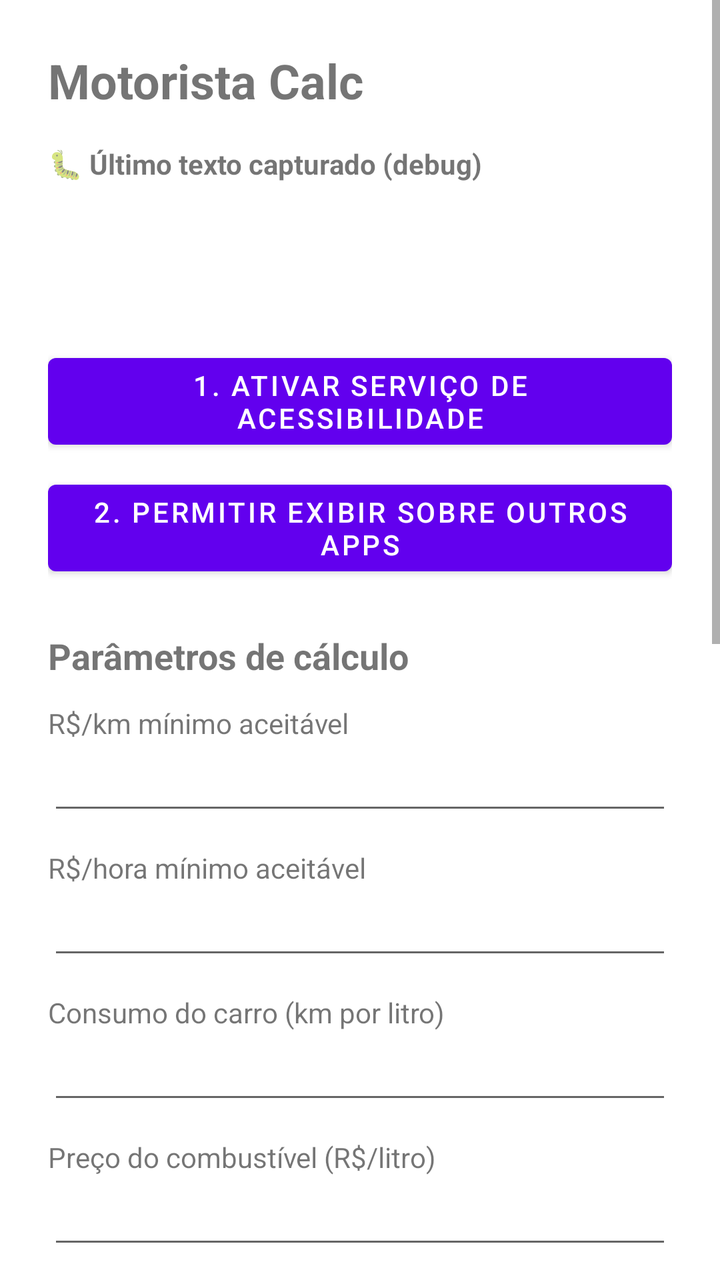
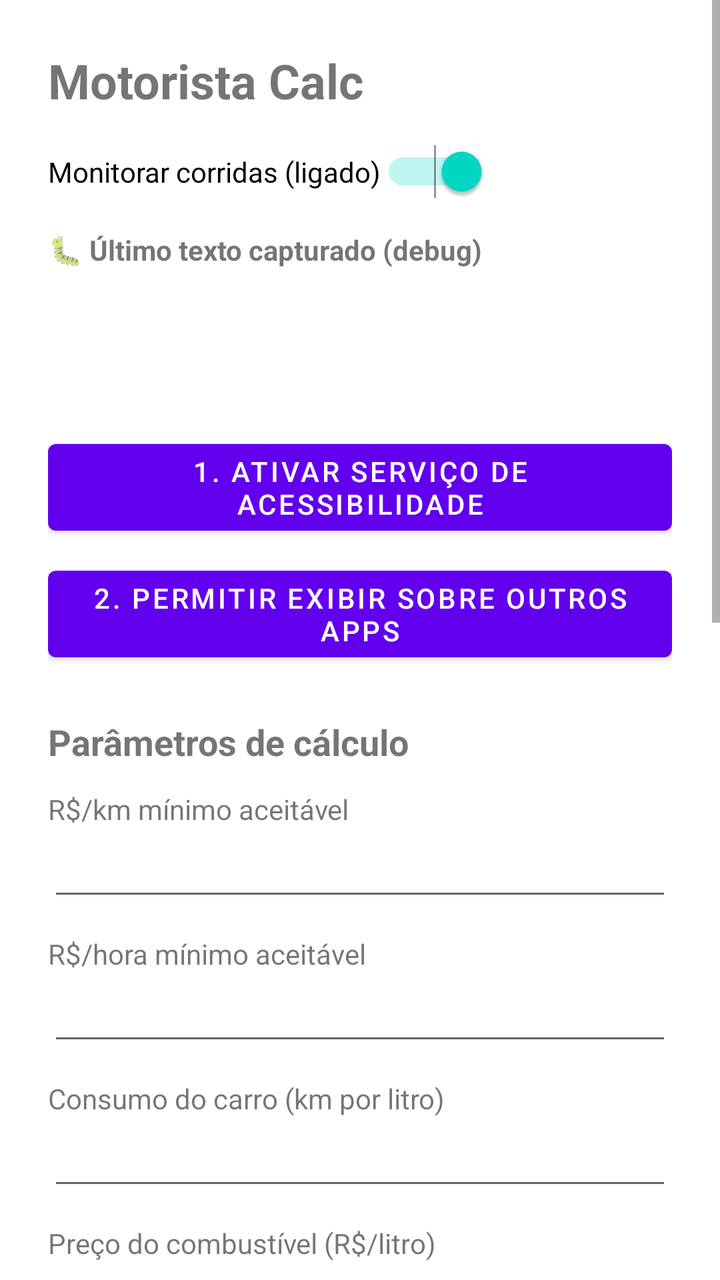

An Android layout rendered at two revisions. The XML below is the earlier revision; the diff shows what the commit changed to produce the second picture.
<!-- AndroidManifest.xml: application theme Theme.MaterialComponents.DayNight.NoActionBar -->
<!-- res/layout/activity_main.xml -->
<?xml version="1.0" encoding="utf-8"?>
<ScrollView xmlns:android="http://schemas.android.com/apk/res/android"
    android:layout_width="match_parent"
    android:layout_height="match_parent">

    <LinearLayout
        android:layout_width="match_parent"
        android:layout_height="wrap_content"
        android:orientation="vertical"
        android:padding="24dp">

        <TextView
            android:layout_width="wrap_content"
            android:layout_height="wrap_content"
            android:text="Motorista Calc"
            android:textSize="24sp"
            android:textStyle="bold"
            android:layout_marginBottom="16dp" />

        <TextView
            android:layout_width="wrap_content"
            android:layout_height="wrap_content"
            android:text="🐛 Último texto capturado (debug)"
            android:textStyle="bold" />

        <TextView
            android:id="@+id/txtDebug"
            android:layout_width="match_parent"
            android:layout_height="wrap_content"
            android:layout_marginTop="8dp"
            android:layout_marginBottom="24dp"
            android:textIsSelectable="true"
            android:fontFamily="monospace"
            android:textSize="11sp" />

        <TextView
            android:id="@+id/txtStatus"
            android:layout_width="match_parent"
            android:layout_height="wrap_content"
            android:layout_marginBottom="16dp" />

        <Button
            android:id="@+id/btnAtivarAcessibilidade"
            android:layout_width="match_parent"
            android:layout_height="wrap_content"
            android:text="1. Ativar serviço de acessibilidade" />

        <Button
            android:id="@+id/btnPermitirOverlay"
            android:layout_width="match_parent"
            android:layout_height="wrap_content"
            android:layout_marginTop="8dp"
            android:text="2. Permitir exibir sobre outros apps" />

        <TextView
            android:layout_width="wrap_content"
            android:layout_height="wrap_content"
            android:layout_marginTop="24dp"
            android:text="Parâmetros de cálculo"
            android:textSize="18sp"
            android:textStyle="bold" />

        <TextView
            android:layout_width="wrap_content"
            android:layout_height="wrap_content"
            android:layout_marginTop="12dp"
            android:text="R$/km mínimo aceitável" />
        <EditText
            android:id="@+id/edtMinKm"
            android:layout_width="match_parent"
            android:layout_height="wrap_content"
            android:inputType="numberDecimal" />

        <TextView
            android:layout_width="wrap_content"
            android:layout_height="wrap_content"
            android:layout_marginTop="12dp"
            android:text="R$/hora mínimo aceitável" />
        <EditText
            android:id="@+id/edtMinHora"
            android:layout_width="match_parent"
            android:layout_height="wrap_content"
            android:inputType="numberDecimal" />

        <TextView
            android:layout_width="wrap_content"
            android:layout_height="wrap_content"
            android:layout_marginTop="12dp"
            android:text="Consumo do carro (km por litro)" />
        <EditText
            android:id="@+id/edtConsumo"
            android:layout_width="match_parent"
            android:layout_height="wrap_content"
            android:inputType="numberDecimal" />

        <TextView
            android:layout_width="wrap_content"
            android:layout_height="wrap_content"
            android:layout_marginTop="12dp"
            android:text="Preço do combustível (R$/litro)" />
        <EditText
            android:id="@+id/edtPrecoCombustivel"
            android:layout_width="match_parent"
            android:layout_height="wrap_content"
            android:inputType="numberDecimal" />

        <TextView
            android:layout_width="wrap_content"
            android:layout_height="wrap_content"
            android:layout_marginTop="24dp"
            android:text="Custos fixos mensais"
            android:textSize="18sp"
            android:textStyle="bold" />

        <TextView
            android:layout_width="wrap_content"
            android:layout_height="wrap_content"
            android:layout_marginTop="12dp"
            android:text="Financiamento do carro (R$/mês)" />
        <EditText
            android:id="@+id/edtFinanciamento"
            android:layout_width="match_parent"
            android:layout_height="wrap_content"
            android:inputType="numberDecimal" />

        <TextView
            android:layout_width="wrap_content"
            android:layout_height="wrap_content"
            android:layout_marginTop="12dp"
            android:text="Seguro do carro (R$/mês)" />
        <EditText
            android:id="@+id/edtSeguro"
            android:layout_width="match_parent"
            android:layout_height="wrap_content"
            android:inputType="numberDecimal" />

        <TextView
            android:layout_width="wrap_content"
            android:layout_height="wrap_content"
            android:layout_marginTop="12dp"
            android:text="IPVA (R$/ano)" />
        <EditText
            android:id="@+id/edtIpva"
            android:layout_width="match_parent"
            android:layout_height="wrap_content"
            android:inputType="numberDecimal" />

        <TextView
            android:layout_width="wrap_content"
            android:layout_height="wrap_content"
            android:layout_marginTop="12dp"
            android:text="Licenciamento (R$/ano)" />
        <EditText
            android:id="@+id/edtLicenciamento"
            android:layout_width="match_parent"
            android:layout_height="wrap_content"
            android:inputType="numberDecimal" />

        <TextView
            android:layout_width="wrap_content"
            android:layout_height="wrap_content"
            android:layout_marginTop="12dp"
            android:text="Manutenção programada (R$/mês)" />
        <EditText
            android:id="@+id/edtManutencao"
            android:layout_width="match_parent"
            android:layout_height="wrap_content"
            android:inputType="numberDecimal" />

        <TextView
            android:layout_width="wrap_content"
            android:layout_height="wrap_content"
            android:layout_marginTop="12dp"
            android:text="Suas contas pessoais (R$/mês)" />
        <EditText
            android:id="@+id/edtContasPessoais"
            android:layout_width="match_parent"
            android:layout_height="wrap_content"
            android:inputType="numberDecimal" />

        <TextView
            android:layout_width="wrap_content"
            android:layout_height="wrap_content"
            android:layout_marginTop="12dp"
            android:text="Quantos km você roda por mês (em média)" />
        <EditText
            android:id="@+id/edtKmMes"
            android:layout_width="match_parent"
            android:layout_height="wrap_content"
            android:inputType="numberDecimal" />

        <Button
            android:id="@+id/btnSalvar"
            android:layout_width="match_parent"
            android:layout_height="wrap_content"
            android:layout_marginTop="16dp"
            android:text="Salvar configurações" />

    </LinearLayout>
</ScrollView>
<!-- resources referenced by this layout -->
<resources>

</resources>

<!-- the commit's change to res/layout/activity_main.xml (unified diff, before → after) -->
@@ -17,6 +17,14 @@
             android:textStyle="bold"
             android:layout_marginBottom="16dp" />
 
+        <Switch
+            android:id="@+id/switchAtivo"
+            android:layout_width="wrap_content"
+            android:layout_height="wrap_content"
+            android:layout_marginBottom="16dp"
+            android:text="Monitorar corridas (ligado)"
+            android:checked="true" />
+        
         <TextView
             android:layout_width="wrap_content"
             android:layout_height="wrap_content"
